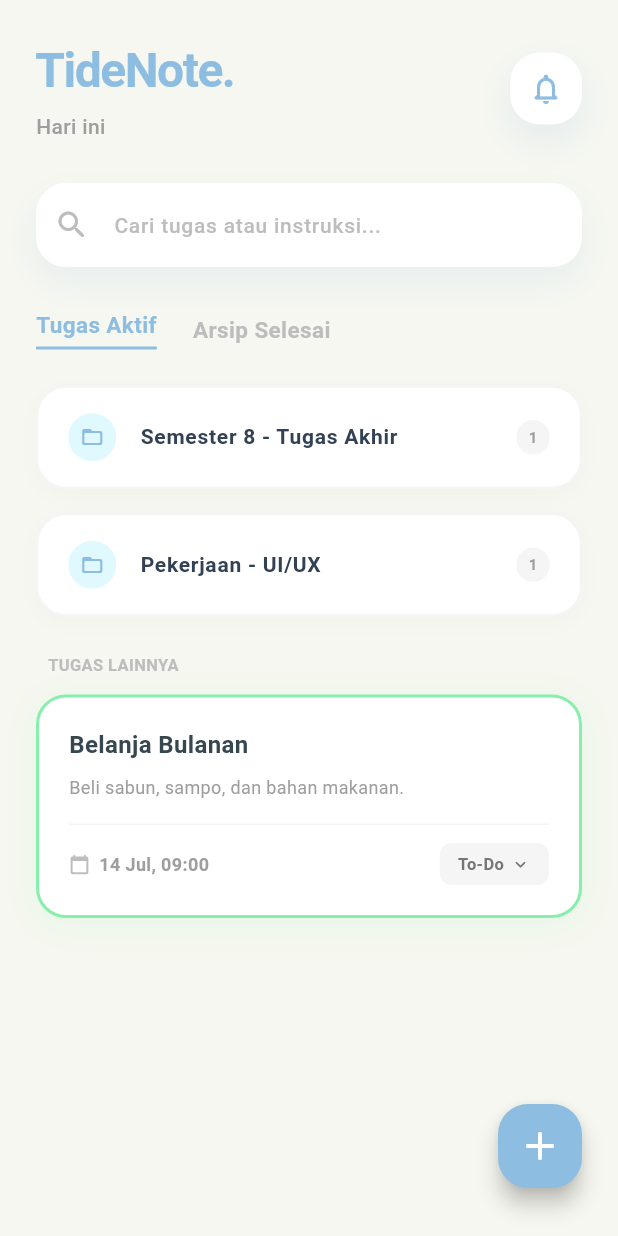
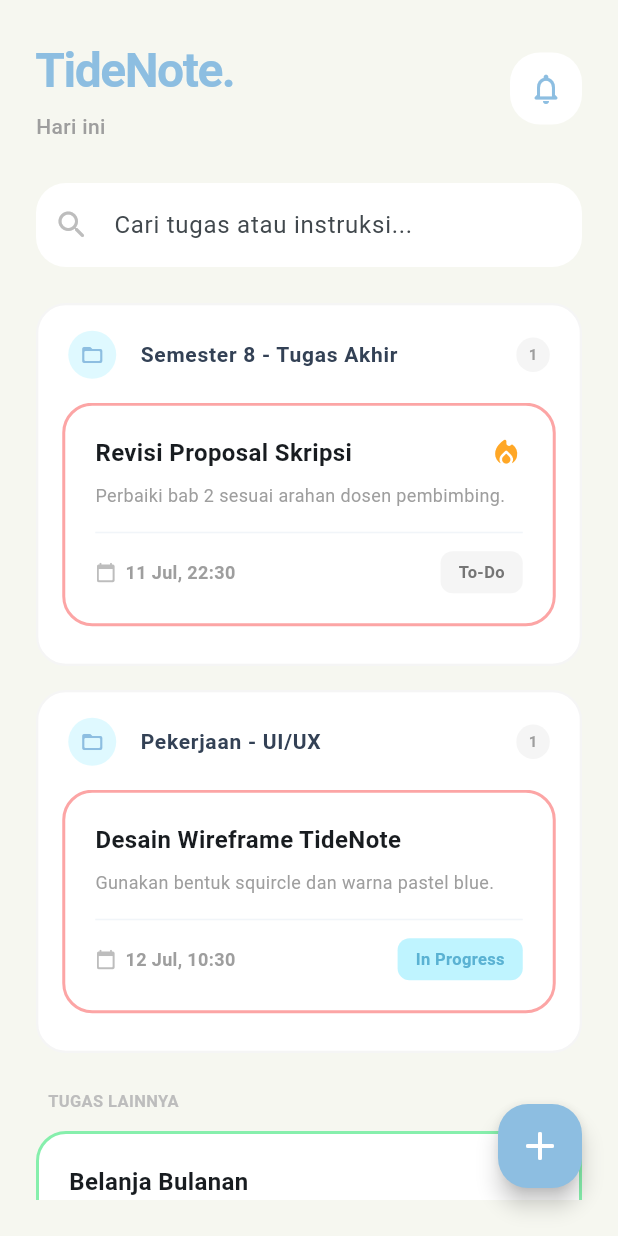
Before and after one commit to Dean897/TideNote, a Flutter app: the screen it shows after launch, on a phone screen of 412 x 824 dp. Run offline on Flutter 3.47's test engine with Material 3 defaults, Android fonts, the phone set to English and light mode, and no system bars.

Commit message:
"feat(form): integrasi form modal bottom sheet dan state dinamis untuk tambah tugas" git push

```diff
--- a/lib/main.dart
+++ b/lib/main.dart
@@ -1,5 +1,6 @@
 import 'package:flutter/material.dart';
 import 'dart:ui';
+import 'package:intl/intl.dart'; // Digunakan untuk format tanggal yang rapi
 
 void main() {
   runApp(const TideNoteApp());
@@ -33,20 +34,182 @@
 class _HomeScreenState extends State<HomeScreen> {
   bool _isFabOpen = false;
 
+  // ==========================================
+  // STATE DINAMIS (DATABASE SEMENTARA)
+  // ==========================================
+  // Di sinilah tugas-tugas akan disimpan
+  final List<Map<String, dynamic>> _tasks = [
+    {
+      'id': '1',
+      'title': 'Revisi Proposal Skripsi',
+      'instruction': 'Perbaiki bab 2 sesuai arahan dosen pembimbing.',
+      'deadline': DateTime.now().add(const Duration(hours: 12)),
+      'status': 'To-Do',
+      'isUrgent': true,
+      'folder': 'Semester 8 - Tugas Akhir',
+    },
+    {
+      'id': '2',
+      'title': 'Desain Wireframe TideNote',
+      'instruction': 'Gunakan bentuk squircle dan warna pastel blue.',
+      'deadline': DateTime.now().add(const Duration(days: 1)),
+      'status': 'In Progress',
+      'isUrgent': false,
+      'folder': 'Pekerjaan - UI/UX',
+    },
+    {
+      'id': '3',
+      'title': 'Belanja Bulanan',
+      'instruction': 'Beli sabun, sampo, dan bahan makanan.',
+      'deadline': DateTime.now().add(const Duration(days: 3)),
+      'status': 'To-Do',
+      'isUrgent': false,
+      'folder': 'Lainnya',
+    },
+  ];
+
   void _toggleFab() {
     setState(() {
       _isFabOpen = !_isFabOpen;
     });
   }
 
+  // ==========================================
+  // FUNGSI MEMUNCULKAN FORM TAMBAH TUGAS
+  // ==========================================
+  void _showAddTaskModal() {
+    final TextEditingController titleController = TextEditingController();
+    final TextEditingController instructionController = TextEditingController();
+    DateTime selectedDeadline = DateTime.now().add(const Duration(days: 1));
+
+    showModalBottomSheet(
+      context: context,
+      isScrollControlled: true,
+      backgroundColor: Colors.transparent,
+      builder: (ctx) {
+        return Container(
+          // Memastikan form tidak tertutup keyboard
+          padding: EdgeInsets.only(
+            bottom: MediaQuery.of(ctx).viewInsets.bottom,
+            left: 24,
+            right: 24,
+            top: 24,
+          ),
+          decoration: const BoxDecoration(
+            color: Color(0xFFF6F7F0),
+            borderRadius: BorderRadius.vertical(top: Radius.circular(24)),
+          ),
+          child: Column(
+            mainAxisSize: MainAxisSize.min,
+            crossAxisAlignment: CrossAxisAlignment.start,
+            children: [
+              const Text(
+                'Tambah Tugas Baru',
+                style: TextStyle(
+                  fontSize: 20,
+                  fontWeight: FontWeight.bold,
+                  color: Colors.blueGrey,
+                ),
+              ),
+              const SizedBox(height: 20),
+
+              // Input Judul
+              TextField(
+                controller: titleController,
+                decoration: InputDecoration(
+                  labelText: 'Judul Tugas',
+                  filled: true,
+                  fillColor: Colors.white,
+                  border: OutlineInputBorder(
+                    borderRadius: BorderRadius.circular(16),
+                    borderSide: BorderSide.none,
+                  ),
+                ),
+              ),
+              const SizedBox(height: 12),
+
+              // Input Instruksi
+              TextField(
+                controller: instructionController,
+                maxLines: 3,
+                decoration: InputDecoration(
+                  labelText: 'Instruksi / Catatan',
+                  filled: true,
+                  fillColor: Colors.white,
+                  border: OutlineInputBorder(
+                    borderRadius: BorderRadius.circular(16),
+                    borderSide: BorderSide.none,
+                  ),
+                ),
+              ),
+              const SizedBox(height: 24),
+
+              // Tombol Simpan
+              SizedBox(
+                width: double.infinity,
+                child: ElevatedButton(
+                  style: ElevatedButton.styleFrom(
+                    backgroundColor: const Color(0xFF8DBEE1),
+                    padding: const EdgeInsets.symmetric(vertical: 16),
+                    shape: RoundedRectangleBorder(
+                      borderRadius: BorderRadius.circular(16),
+                    ),
+                  ),
+                  onPressed: () {
+                    // Validasi: Judul tidak boleh kosong
+                    if (titleController.text.trim().isEmpty) return;
+
+                    // Memasukkan data baru ke dalam list _tasks
+                    setState(() {
+                      _tasks.add({
+                        'id': DateTime.now().toString(),
+                        'title': titleController.text,
+                        'instruction': instructionController.text,
+                        'deadline': selectedDeadline, // Secara default besok
+                        'status':
+                            'To-Do', // Status otomatis To-Do sesuai rancanganmu
+                        'isUrgent': false,
+                        'folder': 'Lainnya',
+                      });
+                    });
+
+                    Navigator.pop(ctx); // Menutup Modal Form
+                  },
+                  child: const Text(
+                    'Simpan Tugas',
+                    style: TextStyle(
+                      color: Colors.white,
+                      fontSize: 16,
+                      fontWeight: FontWeight.bold,
+                    ),
+                  ),
+                ),
+              ),
+              const SizedBox(height: 24),
+            ],
+          ),
+        );
+      },
+    );
+  }
+
+  // ==========================================
+  // PEMBANTU: FILTER DATA BERDASARKAN FOLDER
+  // ==========================================
+  List<Map<String, dynamic>> _getTasksByFolder(String folderName) {
+    return _tasks.where((task) => task['folder'] == folderName).toList();
+  }
+
   @override
   Widget build(BuildContext context) {
+    // Memecah tugas berdasarkan foldernya
+    final folderSkripsi = _getTasksByFolder('Semester 8 - Tugas Akhir');
+    final folderPekerjaan = _getTasksByFolder('Pekerjaan - UI/UX');
+    final folderLainnya = _getTasksByFolder('Lainnya');
+
     return Scaffold(
       body: Stack(
         children: [
-          // ==========================================
-          // LAPISAN 1: UI UTAMA
-          // ==========================================
           SafeArea(
             child: Padding(
               padding: const EdgeInsets.all(24.0),
@@ -86,20 +249,10 @@
                         decoration: BoxDecoration(
                           color: Colors.white,
                           borderRadius: BorderRadius.circular(20),
-                          boxShadow: [
-                            BoxShadow(
-                              color: const Color(0xFF8DBEE1).withOpacity(0.2),
-                              blurRadius: 20,
-                              offset: const Offset(0, 10),
                         ),
-                          ],
-                        ),
-                        child: IconButton(
-                          icon: const Icon(
+                        child: const Icon(
                           Icons.notifications_none_rounded,
                           color: Color(0xFF8DBEE1),
-                          ),
-                          onPressed: () {},
                         ),
                       ),
                     ],
@@ -111,22 +264,10 @@
                     decoration: BoxDecoration(
                       color: Colors.white,
                       borderRadius: BorderRadius.circular(20),
-                      boxShadow: [
-                        BoxShadow(
-                          color: const Color(0xFF8DBEE1).withOpacity(0.15),
-                          blurRadius: 20,
-                          offset: const Offset(0, 10),
-                        ),
-                      ],
                     ),
                     child: TextField(
                       decoration: InputDecoration(
                         hintText: 'Cari tugas atau instruksi...',
-                        hintStyle: TextStyle(
-                          color: Colors.grey.shade400,
-                          fontSize: 14,
-                          fontWeight: FontWeight.w500,
-                        ),
                         prefixIcon: Icon(
                           Icons.search_rounded,
                           color: Colors.grey.shade400,
@@ -139,83 +280,35 @@
                       ),
                     ),
                   ),
-                  const SizedBox(height: 28),
-
-                  // --- MENU TABS ---
-                  Row(
-                    children: [
-                      Container(
-                        padding: const EdgeInsets.only(bottom: 4),
-                        decoration: const BoxDecoration(
-                          border: Border(
-                            bottom: BorderSide(
-                              color: Color(0xFF8DBEE1),
-                              width: 2,
-                            ),
-                          ),
-                        ),
-                        child: const Text(
-                          'Tugas Aktif',
-                          style: TextStyle(
-                            fontSize: 15,
-                            fontWeight: FontWeight.bold,
-                            color: Color(0xFF8DBEE1),
-                          ),
-                        ),
-                      ),
-                      const SizedBox(width: 24),
-                      Text(
-                        'Arsip Selesai',
-                        style: TextStyle(
-                          fontSize: 15,
-                          fontWeight: FontWeight.bold,
-                          color: Colors.grey.shade400,
-                        ),
-                      ),
-                    ],
-                  ),
                   const SizedBox(height: 24),
 
-                  // --- DAFTAR FOLDER & TUGAS ---
+                  // --- DAFTAR FOLDER & TUGAS (DI-RENDER DINAMIS) ---
                   Expanded(
                     child: ListView(
                       physics: const BouncingScrollPhysics(),
                       children: [
                         // Folder 1
-                        const FolderAccordion(
+                        if (folderSkripsi.isNotEmpty)
+                          FolderAccordion(
                             folderName: 'Semester 8 - Tugas Akhir',
-                          taskCount: 1,
-                          tasks: [
-                            TaskCard(
-                              title: 'Revisi Proposal Skripsi',
-                              instruction:
-                                  'Perbaiki bab 2 sesuai arahan dosen pembimbing.',
-                              deadlineText: 'Hari ini, 23:59',
-                              status: 'To-Do',
-                              isUrgent: true,
-                              deadlineColor: Color(0xFFFCA5A5),
-                            ),
-                          ],
+                            taskCount: folderSkripsi.length,
+                            tasks: folderSkripsi
+                                .map((t) => TaskCard.fromMap(t))
+                                .toList(),
                           ),
 
                         // Folder 2
-                        const FolderAccordion(
+                        if (folderPekerjaan.isNotEmpty)
+                          FolderAccordion(
                             folderName: 'Pekerjaan - UI/UX',
-                          taskCount: 1,
-                          tasks: [
-                            TaskCard(
-                              title: 'Desain Wireframe TideNote',
-                              instruction:
-                                  'Gunakan bentuk squircle dan warna pastel blue.',
-                              deadlineText: 'Besok, 12:00',
-                              status: 'In Progress',
-                              isUrgent: false,
-                              deadlineColor: Color(0xFFFDE047),
-                            ),
-                          ],
+                            taskCount: folderPekerjaan.length,
+                            tasks: folderPekerjaan
+                                .map((t) => TaskCard.fromMap(t))
+                                .toList(),
                           ),
 
-                        // Kategori Tugas Tanpa Folder
+                        // Kategori Lainnya
+                        if (folderLainnya.isNotEmpty) ...[
                           Padding(
                             padding: const EdgeInsets.only(
                               left: 8,
@@ -231,14 +324,8 @@
                               ),
                             ),
                           ),
-                        const TaskCard(
-                          title: 'Belanja Bulanan',
-                          instruction: 'Beli sabun, sampo, dan bahan makanan.',
-                          deadlineText: '14 Jul, 09:00',
-                          status: 'To-Do',
-                          isUrgent: false,
-                          deadlineColor: Color(0xFF86EFAC),
-                        ),
+                          ...folderLainnya.map((t) => TaskCard.fromMap(t)),
+                        ],
                       ],
                     ),
                   ),
@@ -247,9 +334,7 @@
             ),
           ),
 
-          // ==========================================
-          // LAPISAN 2: BACKDROP BLUR
-          // ==========================================
+          // --- LAPISAN BLUR & FAB ---
           if (_isFabOpen)
             GestureDetector(
               onTap: _toggleFab,
@@ -259,9 +344,6 @@
               ),
             ),
 
-          // ==========================================
-          // LAPISAN 3: FAB MULTI-OPSI
-          // ==========================================
           Positioned(
             bottom: 32,
             right: 24,
@@ -285,6 +367,7 @@
                     isPrimary: true,
                     onTap: () {
                       _toggleFab();
+                      _showAddTaskModal(); // <-- Memanggil form tugas saat diklik
                     },
                   ),
                 const SizedBox(height: 16),
@@ -328,13 +411,6 @@
             decoration: BoxDecoration(
               color: Colors.white,
               borderRadius: BorderRadius.circular(12),
-              boxShadow: [
-                BoxShadow(
-                  color: Colors.black.withOpacity(0.05),
-                  blurRadius: 10,
-                  offset: const Offset(0, 4),
-                ),
-              ],
             ),
             child: Text(
               label,
@@ -352,13 +428,6 @@
             decoration: BoxDecoration(
               color: isPrimary ? const Color(0xFF8DBEE1) : Colors.white,
               shape: BoxShape.circle,
-              boxShadow: [
-                BoxShadow(
-                  color: Colors.black.withOpacity(0.05),
-                  blurRadius: 10,
-                  offset: const Offset(0, 4),
-                ),
-              ],
             ),
             child: Icon(
               icon,
@@ -395,18 +464,11 @@
         color: Colors.white,
         borderRadius: BorderRadius.circular(20),
         border: Border.all(color: Colors.grey.shade100, width: 1.5),
-        boxShadow: [
-          BoxShadow(
-            color: Colors.black.withOpacity(0.02),
-            blurRadius: 10,
-            offset: const Offset(0, 4),
-          ),
-        ],
       ),
       child: Theme(
-        // Trik untuk menghilangkan garis pembatas (divider) bawaan Flutter
         data: Theme.of(context).copyWith(dividerColor: Colors.transparent),
         child: ExpansionTile(
+          initiallyExpanded: true, // Folder terbuka secara default
           tilePadding: const EdgeInsets.symmetric(horizontal: 20, vertical: 4),
           leading: Container(
             padding: const EdgeInsets.all(8),
@@ -461,24 +523,47 @@
 class TaskCard extends StatelessWidget {
   final String title;
   final String? instruction;
-  final String deadlineText;
+  final DateTime deadline;
   final String status;
   final bool isUrgent;
-  final Color deadlineColor;
 
   const TaskCard({
     super.key,
     required this.title,
     this.instruction,
-    required this.deadlineText,
+    required this.deadline,
     required this.status,
     required this.isUrgent,
-    required this.deadlineColor,
   });
+
+  // Fungsi pintar untuk mengubah Map (Data Base) menjadi Widget secara otomatis
+  factory TaskCard.fromMap(Map<String, dynamic> data) {
+    return TaskCard(
+      title: data['title'],
+      instruction: data['instruction'],
+      deadline: data['deadline'],
+      status: data['status'],
+      isUrgent: data['isUrgent'],
+    );
+  }
 
   @override
   Widget build(BuildContext context) {
     bool isDone = status == 'Done';
+
+    // Logika warna cerdas berdasarkan waktu deadline
+    final now = DateTime.now();
+    final difference = deadline.difference(now).inDays;
+    Color deadlineColor = const Color(0xFF86EFAC); // Hijau default (> 2 Hari)
+
+    if (difference <= 1) {
+      deadlineColor = const Color(0xFFFCA5A5); // Merah (< 1 Hari)
+    } else if (difference <= 2) {
+      deadlineColor = const Color(0xFFFDE047); // Kuning (1-2 Hari)
+    }
+
+    // Format tanggal menjadi teks yang mudah dibaca
+    String deadlineText = DateFormat('dd MMM, HH:mm').format(deadline);
 
     return Container(
       margin: const EdgeInsets.only(bottom: 16),
@@ -490,14 +575,6 @@
           color: isDone ? Colors.transparent : deadlineColor,
           width: 2,
         ),
-        boxShadow: [
-          if (!isDone)
-            BoxShadow(
-              color: deadlineColor.withOpacity(0.15),
-              blurRadius: 20,
-              offset: const Offset(0, 4),
-            ),
-        ],
       ),
       child: Stack(
         children: [
@@ -511,9 +588,6 @@
                   style: TextStyle(
                     fontSize: 16,
                     fontWeight: FontWeight.bold,
-                    color: isDone
-                        ? Colors.grey.shade400
-                        : Colors.blueGrey.shade800,
                     decoration: isDone ? TextDecoration.lineThrough : null,
                   ),
                 ),
@@ -563,9 +637,7 @@
                           : Colors.grey.shade100,
                       borderRadius: BorderRadius.circular(8),
                     ),
-                    child: Row(
-                      children: [
-                        Text(
+                    child: Text(
                       status,
                       style: TextStyle(
                         fontSize: 11,
@@ -576,18 +648,6 @@
                             ? const Color(0xFF5AB2D3)
                             : Colors.grey.shade600,
                       ),
-                        ),
-                        if (!isDone) ...[
-                          const SizedBox(width: 4),
-                          Icon(
-                            Icons.keyboard_arrow_down_rounded,
-                            size: 14,
-                            color: status == 'In Progress'
-                                ? const Color(0xFF5AB2D3)
-                                : Colors.grey.shade600,
-                          ),
-                        ],
-                      ],
                     ),
                   ),
                 ],
--- a/pubspec.yaml
+++ b/pubspec.yaml
@@ -34,6 +34,7 @@
   # The following adds the Cupertino Icons font to your application.
   # Use with the CupertinoIcons class for iOS style icons.
   cupertino_icons: ^1.0.8
+  intl: ^0.20.3
 
 dev_dependencies:
   flutter_test:
```
Also changed, not shown: pubspec.lock. Lines whose indentation alone changed are shown as unchanged.
